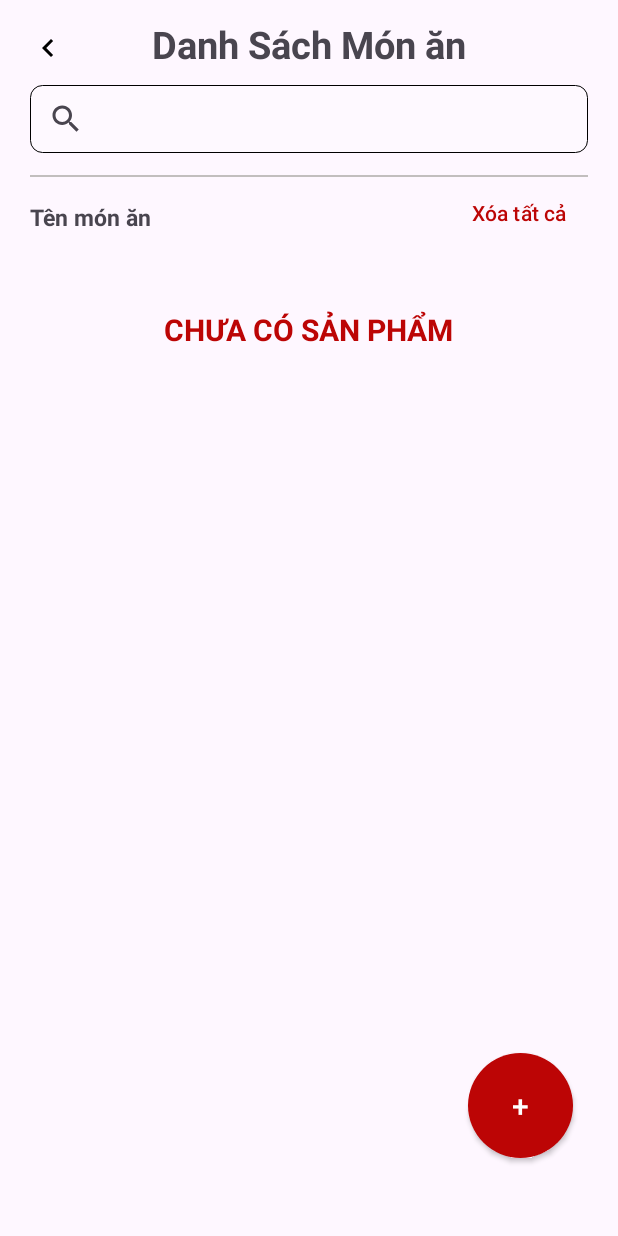
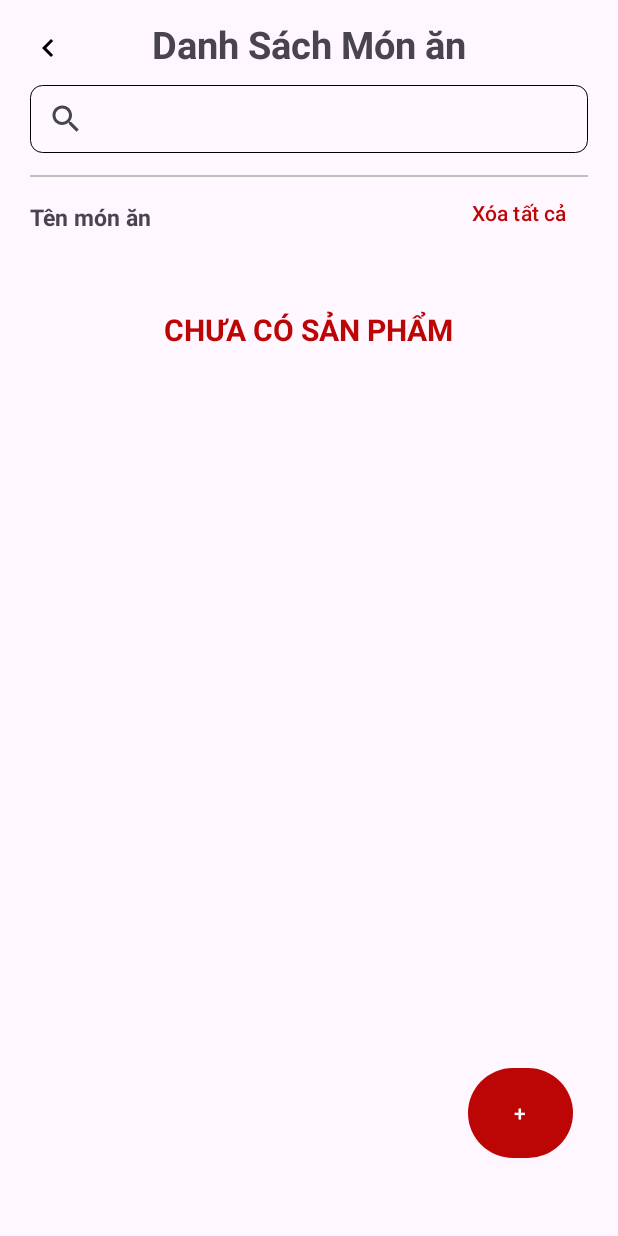
Before and after one commit to DoMinhTienn/THTFood, an Android app: the MenuRestaurantActivity screen opened directly, with no data from a screen before it, on a phone screen of 412 x 824 dp. Run offline under Robolectric (Android 15) with nearby library versions, the phone set to English and light mode, and no system bars; our stand-ins replace Firebase (no records; nobody signed in at launch, a user with empty details on screens opened directly).

Commit message:
Update: btnConfirm activity_menu_restaurant.xml

```diff
--- a/THTFood/app/src/main/res/layout/activity_menu_restaurant.xml
+++ b/THTFood/app/src/main/res/layout/activity_menu_restaurant.xml
@@ -120,7 +120,7 @@
     <androidx.appcompat.widget.AppCompatButton
         android:id="@+id/btnConfirm"
         android:layout_width="70dp"
-        android:layout_height="70dp"
+        android:layout_height="60dp"
         android:layout_gravity="center"
         android:layout_marginEnd="30dp"
         android:layout_marginBottom="52dp"
@@ -129,7 +129,7 @@
         android:paddingEnd="30dp"
         android:text="+"
         android:textColor="#FFF"
-        android:textSize="20sp"
+        android:textSize="14sp"
         app:layout_constraintBottom_toBottomOf="parent"
         app:layout_constraintEnd_toEndOf="parent" />
 
```
